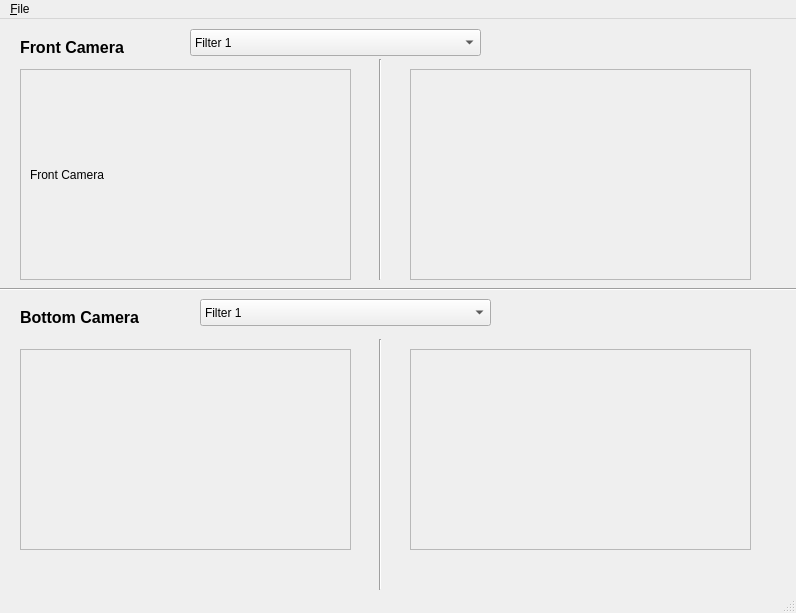
Above: src/GUI/vision.ui from silverbullet1/bbauv before the change. Below: the same form after it.
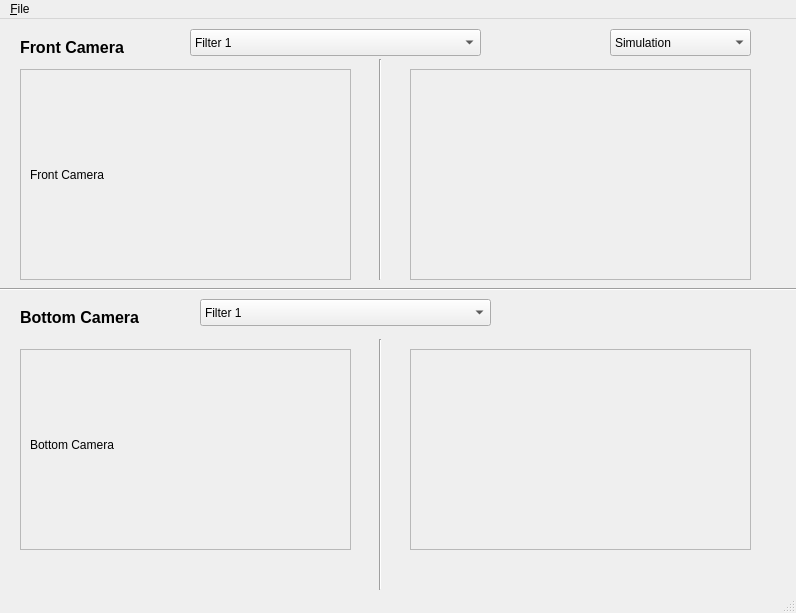
That is the form after the change.

Commit message: - Edited auv_gui.cpp to subscribe to Simulator's bottom camera - Added a Simulator or Bag file option for vision UI (can someone help me make that option work? I.e. when we choose Bag File, Vision UI subscribes to the .bag data; and simulation one... thanks)

Patch:
```diff
--- a/src/GUI/vision.ui
+++ b/src/GUI/vision.ui
@@ -90,6 +90,19 @@
        <property name="frameShadow">
         <enum>QFrame::Raised</enum>
        </property>
+       <widget class="QLabel" name="labelbottom">
+        <property name="geometry">
+         <rect>
+          <x>10</x>
+          <y>0</y>
+          <width>311</width>
+          <height>191</height>
+         </rect>
+        </property>
+        <property name="text">
+         <string>Bottom Camera</string>
+        </property>
+       </widget>
       </widget>
      </item>
     </layout>
@@ -245,6 +258,26 @@
      <enum>Qt::Vertical</enum>
     </property>
    </widget>
+   <widget class="QComboBox" name="source_ddm">
+    <property name="geometry">
+     <rect>
+      <x>610</x>
+      <y>10</y>
+      <width>141</width>
+      <height>27</height>
+     </rect>
+    </property>
+    <item>
+     <property name="text">
+      <string>Simulation</string>
+     </property>
+    </item>
+    <item>
+     <property name="text">
+      <string>Bag data</string>
+     </property>
+    </item>
+   </widget>
   </widget>
   <widget class="QMenuBar" name="menubar">
    <property name="geometry">
```
Left out of the diff: 2 changed lines with no effect on the pictures. The commit also changes 3 other files.
